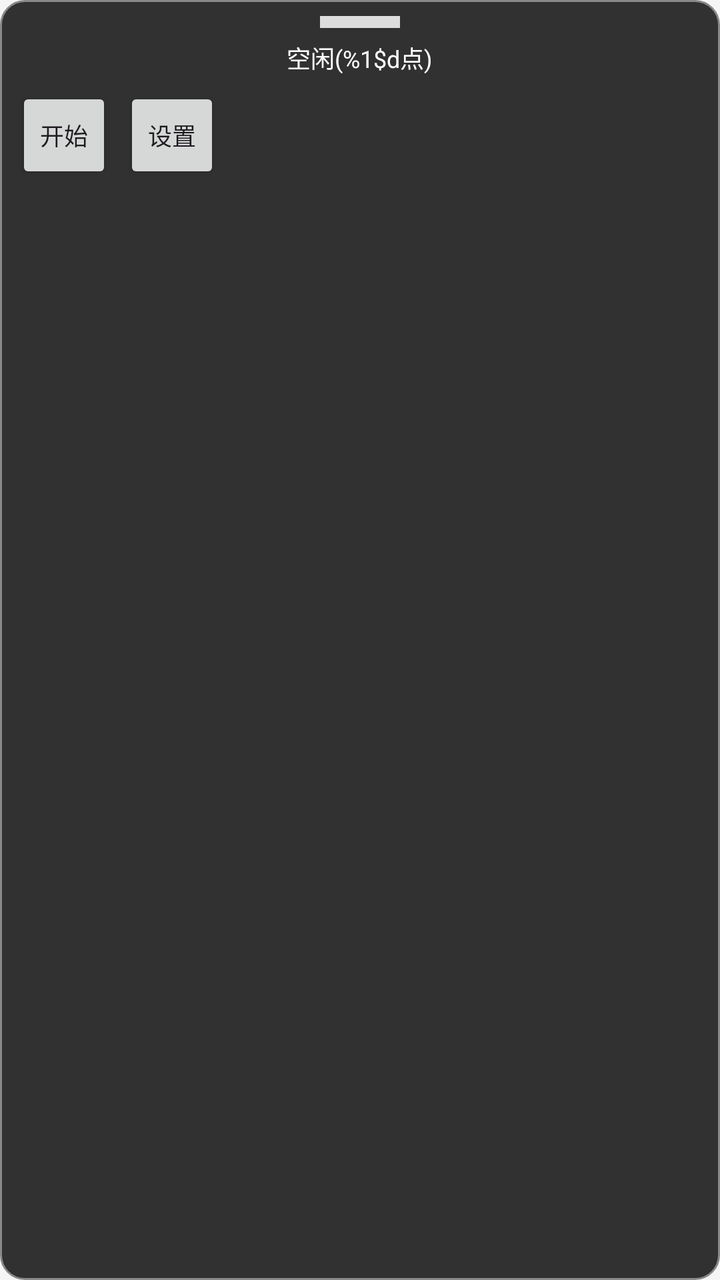
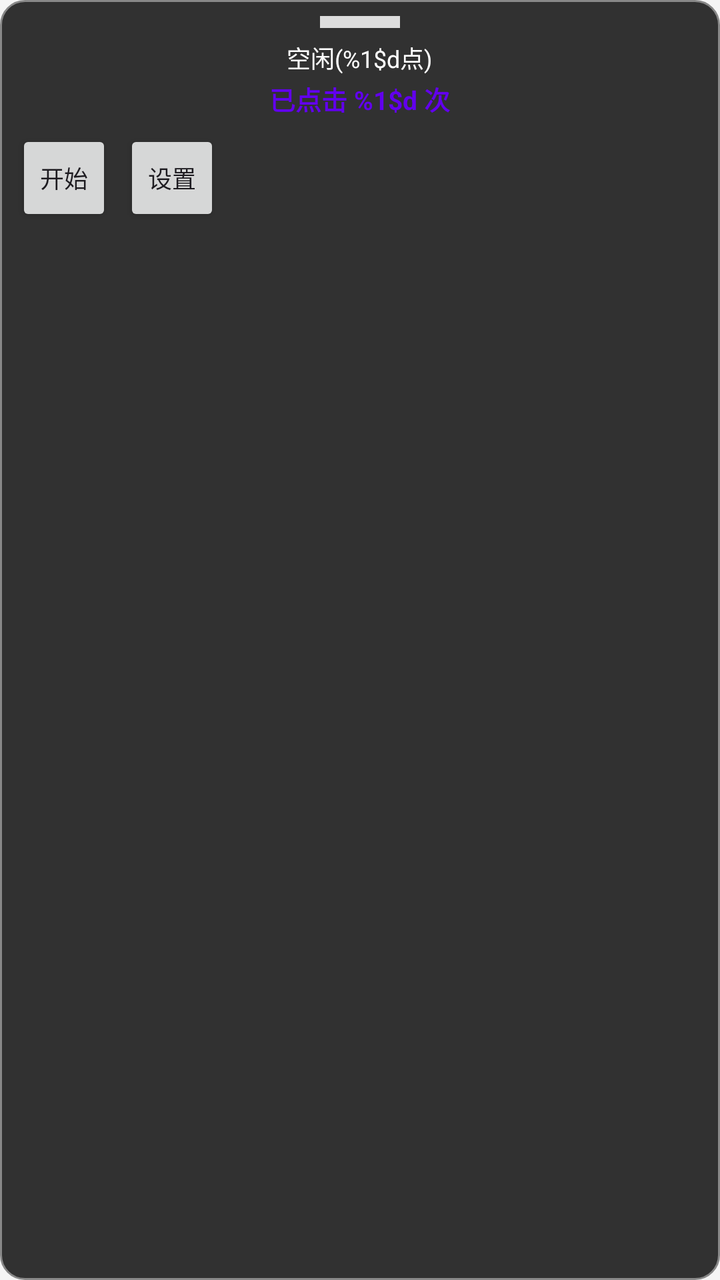

An Android layout rendered at two revisions. The XML below is the earlier revision; the diff shows what the commit changed to produce the second picture.
<!-- AndroidManifest.xml: application theme Theme.AutoClicker -->
<!-- res/layout/overlay_view.xml -->
<?xml version="1.0" encoding="utf-8"?>
<LinearLayout xmlns:android="http://schemas.android.com/apk/res/android"
    android:layout_width="wrap_content"
    android:layout_height="wrap_content"
    android:orientation="vertical"
    android:background="@drawable/bg_overlay_panel"
    android:padding="8dp">

    
    <View
        android:id="@+id/overlay_drag_handle"
        android:layout_width="40dp"
        android:layout_height="6dp"
        android:layout_gravity="center_horizontal"
        android:background="@color/overlay_handle"
        android:layout_marginBottom="6dp" />

    <TextView
        android:id="@+id/tv_overlay_status"
        android:layout_width="wrap_content"
        android:layout_height="wrap_content"
        android:layout_gravity="center_horizontal"
        android:text="@string/status_idle"
        android:textColor="@color/text_on_surface"
        android:textSize="12sp" />

    <LinearLayout
        android:layout_width="wrap_content"
        android:layout_height="wrap_content"
        android:orientation="horizontal"
        android:layout_marginTop="6dp">

        <Button
            android:id="@+id/btn_overlay_toggle"
            android:layout_width="wrap_content"
            android:layout_height="wrap_content"
            android:text="@string/start"
            android:minWidth="48dp"
            android:textSize="12sp" />

        <Button
            android:id="@+id/btn_overlay_settings"
            android:layout_width="wrap_content"
            android:layout_height="wrap_content"
            android:text="@string/btn_settings"
            android:minWidth="48dp"
            android:textSize="12sp"
            android:layout_marginStart="6dp" />
    </LinearLayout>
</LinearLayout>
<!-- resources referenced by this layout -->
<resources>
  <color name="overlay_handle">#DDDDDD</color>
  <color name="text_on_surface">#FFFFFF</color>
  <!-- drawable bg_overlay_panel (drawable) -->
  <?xml version="1.0" encoding="utf-8"?>
  <shape xmlns:android="http://schemas.android.com/apk/res/android"
      android:shape="rectangle">
      <solid android:color="@color/overlay_background" />
      <corners android:radius="@dimen/radius_panel" />
      <stroke
          android:width="1dp"
          android:color="@color/overlay_border" />
  </shape>
  <string name="btn_settings">设置</string>
  <string name="start">开始</string>
  <string name="status_idle">空闲(%1$d点)</string>
  <style name="Theme.AutoClicker" parent="Theme.Material3.DayNight.NoActionBar">
          <item name="colorPrimary">@color/primary</item>
          <item name="colorPrimaryDark">@color/primary_dark</item>
          <item name="colorAccent">@color/accent</item>
          <item name="android:statusBarColor">@color/primary_dark</item>
          <item name="android:windowBackground">@color/background</item>
      </style>
  <color name="overlay_background">#CC000000</color>
  <dimen name="radius_panel">12dp</dimen>
  <color name="overlay_border">#888888</color>
  <color name="primary">#6200EE</color>
  <color name="primary_dark">#3700B3</color>
  <color name="accent">#03DAC5</color>
  <color name="background">#F5F5F5</color>
</resources>

<!-- the commit's change to res/layout/overlay_view.xml (unified diff, before → after) -->
@@ -24,6 +24,17 @@
         android:textColor="@color/text_on_surface"
         android:textSize="12sp" />
 
+    <TextView
+        android:id="@+id/tv_overlay_click_count"
+        android:layout_width="wrap_content"
+        android:layout_height="wrap_content"
+        android:layout_gravity="center_horizontal"
+        android:layout_marginTop="2dp"
+        android:text="@string/overlay_click_count"
+        android:textColor="@color/primary"
+        android:textSize="13sp"
+        android:textStyle="bold" />
+
     <LinearLayout
         android:layout_width="wrap_content"
         android:layout_height="wrap_content"
<!-- resource entries referenced after the edit -->
@@ -1,6 +1,7 @@
 <!-- resources referenced by this layout -->
 <resources>
   <color name="overlay_handle">#DDDDDD</color>
+  <color name="primary">#6200EE</color>
   <color name="text_on_surface">#FFFFFF</color>
   <!-- drawable bg_overlay_panel (drawable) -->
   <?xml version="1.0" encoding="utf-8"?>
@@ -13,6 +14,7 @@
           android:color="@color/overlay_border" />
   </shape>
   <string name="btn_settings">设置</string>
+  <string name="overlay_click_count">已点击 %1$d 次</string>
   <string name="start">开始</string>
   <string name="status_idle">空闲(%1$d点)</string>
   <style name="Theme.AutoClicker" parent="Theme.Material3.DayNight.NoActionBar">
@@ -25,7 +27,6 @@
   <color name="overlay_background">#CC000000</color>
   <dimen name="radius_panel">12dp</dimen>
   <color name="overlay_border">#888888</color>
-  <color name="primary">#6200EE</color>
   <color name="primary_dark">#3700B3</color>
   <color name="accent">#03DAC5</color>
   <color name="background">#F5F5F5</color>
